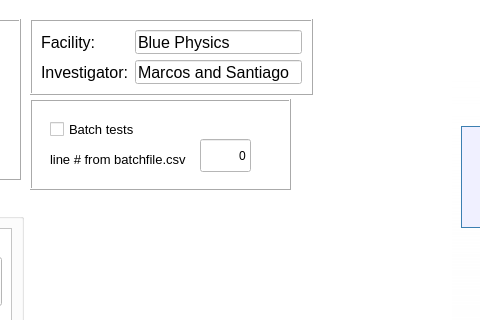
mfeijoo/BluePhysicsmodel82, file metadatagui2.ui: the form before one commit; both pictures show x 439 to 919 and y 0 to 320 of the 1024 by 600 pixel window.
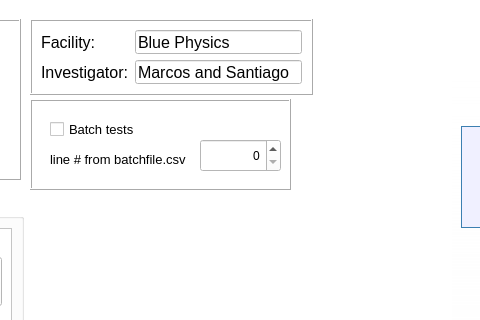
The form after the commit. Icons and pictures are not drawn.

Patch:
```diff
--- a/metadatagui2.ui
+++ b/metadatagui2.ui
@@ -495,21 +495,21 @@
           <string>line # from batchfile.csv</string>
          </property>
         </widget>
-        <widget class="QLineEdit" name="batchfilelinenumb">
+        <widget class="QSpinBox" name="batchfilelinenumb">
          <property name="geometry">
           <rect>
            <x>170</x>
            <y>40</y>
-           <width>51</width>
+           <width>81</width>
            <height>33</height>
           </rect>
          </property>
-         <property name="text">
-          <string>0</string>
-         </property>
          <property name="alignment">
           <set>Qt::AlignRight|Qt::AlignTrailing|Qt::AlignVCenter</set>
          </property>
+         <property name="maximum">
+          <number>200</number>
+         </property>
         </widget>
        </widget>
       </widget>
```
